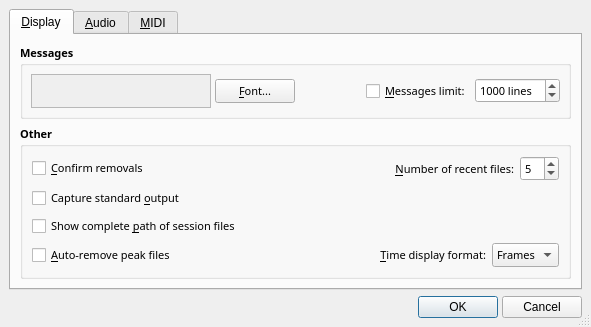
rncbc/qtractor, file src/qtractorOptionsForm.ui: the form before one commit.
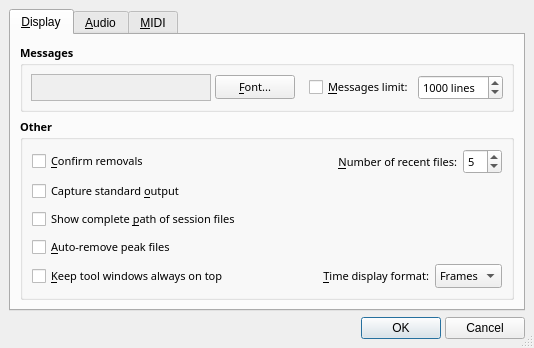
The form after the commit. Icons and pictures are not drawn.

Commit message: - The infamous "Keep tool windows always on top" global option   is now infecting the Connections, Mixer, Plugin and MIDI Editor   window instances with no probable regrets. To be used with   discretion, of course.

What changed in the file:
```diff
--- a/src/qtractorOptionsForm.ui
+++ b/src/qtractorOptionsForm.ui
@@ -25,8 +25,8 @@
    <rect>
     <x>0</x>
     <y>0</y>
-    <width>591</width>
-    <height>327</height>
+    <width>534</width>
+    <height>347</height>
    </rect>
   </property>
   <property name="sizePolicy" >
@@ -301,7 +301,7 @@
             </property>
            </widget>
           </item>
-          <item row="3" column="2" >
+          <item row="4" column="2" >
            <widget class="QLabel" name="DisplayFormatTextLabel" >
             <property name="font" >
              <font>
@@ -325,7 +325,7 @@
             </property>
            </widget>
           </item>
-          <item rowspan="4" row="0" column="1" >
+          <item rowspan="5" row="0" column="1" >
            <spacer>
             <property name="orientation" >
              <enum>Qt::Horizontal</enum>
@@ -341,23 +341,7 @@
             </property>
            </spacer>
           </item>
-          <item rowspan="2" row="1" column="4" >
-           <spacer>
-            <property name="orientation" >
-             <enum>Qt::Vertical</enum>
-            </property>
-            <property name="sizeType" >
-             <enum>QSizePolicy::Expanding</enum>
-            </property>
-            <property name="sizeHint" >
-             <size>
-              <width>20</width>
-              <height>50</height>
-             </size>
-            </property>
-           </spacer>
-          </item>
-          <item row="3" column="3" colspan="2" >
+          <item row="4" column="3" colspan="2" >
            <widget class="QComboBox" name="DisplayFormatComboBox" >
             <property name="font" >
              <font>
@@ -513,6 +497,46 @@
             </property>
            </widget>
           </item>
+          <item row="4" column="0" >
+           <widget class="QCheckBox" name="KeepToolsOnTopCheckBox" >
+            <property name="font" >
+             <font>
+              <family>Sans Serif</family>
+              <pointsize>8</pointsize>
+              <weight>50</weight>
+              <italic>false</italic>
+              <bold>false</bold>
+              <underline>false</underline>
+              <strikeout>false</strikeout>
+             </font>
+            </property>
+            <property name="toolTip" >
+             <string>Whether to keep all tool windows on top of the main window</string>
+            </property>
+            <property name="text" >
+             <string>&amp;Keep tool windows always on top</string>
+            </property>
+            <property name="shortcut" >
+             <string>Alt+K</string>
+            </property>
+           </widget>
+          </item>
+          <item rowspan="3" row="1" column="4" >
+           <spacer>
+            <property name="orientation" >
+             <enum>Qt::Vertical</enum>
+            </property>
+            <property name="sizeType" >
+             <enum>QSizePolicy::Expanding</enum>
+            </property>
+            <property name="sizeHint" >
+             <size>
+              <width>20</width>
+              <height>50</height>
+             </size>
+            </property>
+           </spacer>
+          </item>
          </layout>
         </widget>
        </item>
```
Left out of the diff: 1 changed line with no effect on the pictures. The commit also changes 13 other files.
